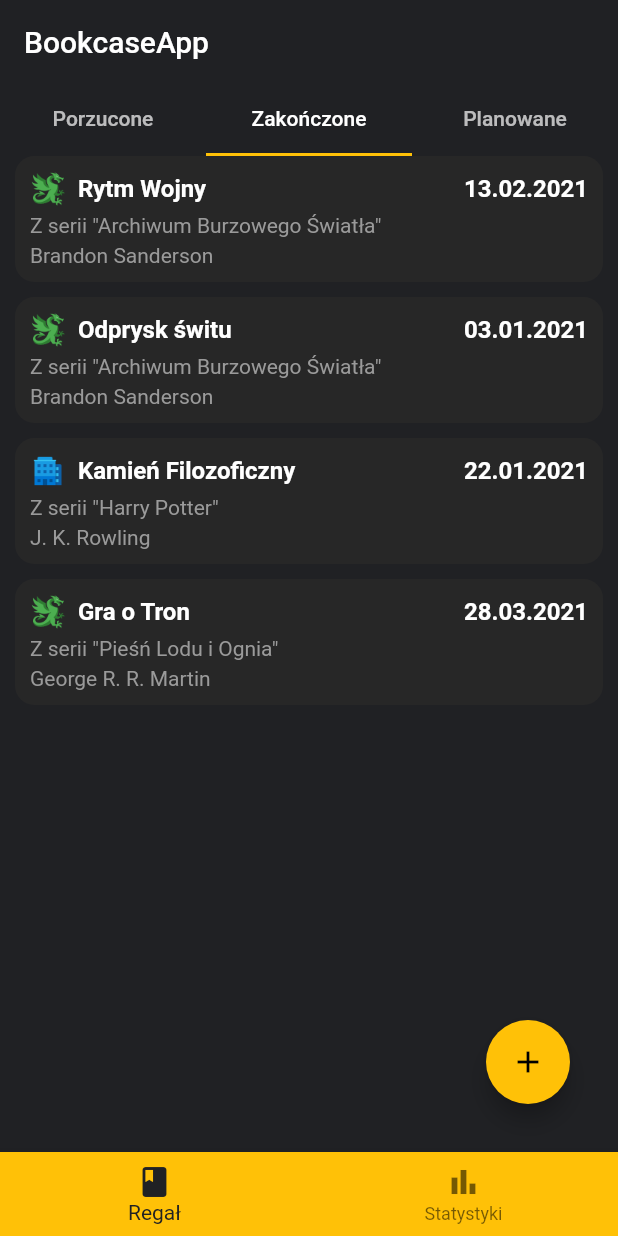
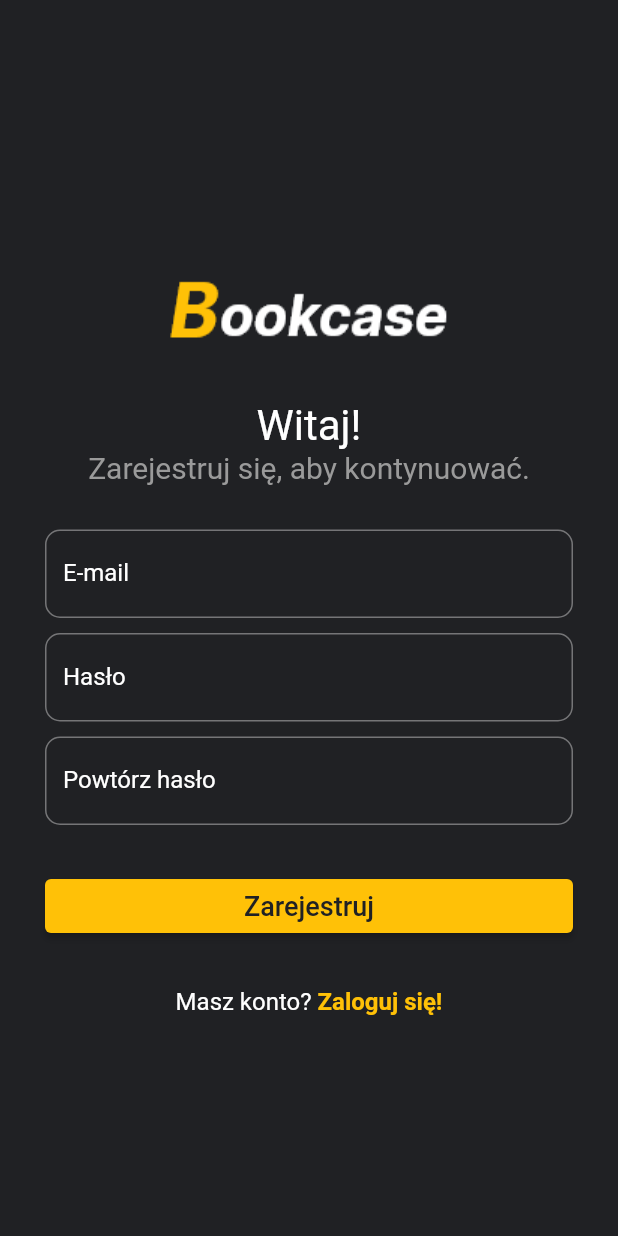
Before and after one commit to Wojw99/bookcase-app, a Flutter app: the screen it shows after launch, on a phone screen of 412 x 824 dp. Run offline on Flutter 3.47's test engine with Material 2 defaults, Android fonts, the phone set to English and light mode, and no system bars.

Commit message:
LoginPage and RegisterPage building

```diff
--- a/lib/main.dart
+++ b/lib/main.dart
@@ -5,7 +5,9 @@ import 'package:bookcase_app/viewmodels/books_vm.dart';
 import 'package:bookcase_app/viewmodels/menu_vm.dart';
 import 'package:bookcase_app/viewmodels/stats_vm.dart';
 import 'package:bookcase_app/views/pages/books_page.dart';
+import 'package:bookcase_app/views/pages/login_page.dart';
 import 'package:bookcase_app/views/pages/menu_page.dart';
+import 'package:bookcase_app/views/pages/register_page.dart';
 import 'package:flutter/material.dart';
 import 'package:provider/provider.dart';
 
@@ -29,7 +31,7 @@ class MyApp extends StatelessWidget {
           ChangeNotifierProvider<StatsViewModel>(
               create: (_) => StatsViewModel()),
         ],
-        builder: (context, widget) => MenuPage(),
+        builder: (context, widget) => RegisterPage(),
       ),
     );
   }
--- a/lib/utils/strings.dart
+++ b/lib/utils/strings.dart
@@ -31,3 +31,21 @@ const String kGenre = 'Gatunek';
 /// * * * SINGLE BOOK PAGE * * *
 const String kEdit = 'Edytuj';
 const String kRemove = 'Usuń';
+
+/// * * * LOGIN/REGISTER PAGE * * *
+const String kWelcome = 'Witaj!';
+const String kRegisterToContinue = 'Zarejestruj się, aby kontynuować.';
+const String kLoginToContinue = 'Zaloguj się, aby kontynuować.';
+const String kEmail = 'E-mail';
+const String kPassword = 'Hasło';
+const String kPasswordAgain = 'Powtórz hasło';
+const String kEmailHint = 'email@gmail.com';
+const String kPasswordHint = 'Hasło';
+const String kPasswordAgainHint = 'Powtórz hasło';
+const String kRegister = 'Zarejestruj';
+const String kLogin = 'Zaloguj';
+
+const String kWithoutAccount1 = 'Nie masz konta? ';
+const String kWithoutAccount2 = 'Zarejestruj się!';
+const String kWithAccount1 = 'Masz konto? ';
+const String kWithAccount2 = 'Zaloguj się!';
--- /dev/null
+++ b/lib/views/pages/register_page.dart
@@ -0,0 +1,135 @@
+import 'package:bookcase_app/utils/colors.dart';
+import 'package:bookcase_app/utils/strings.dart';
+import 'package:bookcase_app/views/widgets/my_button.dart';
+import 'package:flutter/cupertino.dart';
+import 'package:flutter/material.dart';
+
+class RegisterPage extends StatelessWidget {
+  final double padding = 30.0;
+  final double textFieldSpace = 10.0;
+
+  @override
+  Widget build(BuildContext context) {
+    return Scaffold(
+      body: Container(
+        color: kColorDark,
+        child: Padding(
+          padding: EdgeInsets.symmetric(horizontal: padding),
+          child: Column(
+            crossAxisAlignment: CrossAxisAlignment.stretch,
+            mainAxisAlignment: MainAxisAlignment.center,
+            children: [
+              /// * * * LOGO * * *
+              Padding(
+                padding: EdgeInsets.symmetric(vertical: padding),
+                child: Image.asset('assets/img/logo.png', height: 60.0),
+              ),
+
+              /// * * * WELCOME * * *
+              Text(
+                kWelcome,
+                textAlign: TextAlign.center,
+                style: TextStyle(
+                  color: kColorTextLight,
+                  fontSize: 28.0,
+                ),
+              ),
+              Text(
+                kRegisterToContinue,
+                textAlign: TextAlign.center,
+                style: TextStyle(
+                  color: kColorTextDark,
+                  fontSize: 20.0,
+                ),
+              ),
+              SizedBox(height: padding),
+
+              /// * * * E-MAIL * * *
+              TextField(
+                decoration: InputDecoration(
+                  border: border,
+                  focusedBorder: focusedBorder,
+                  labelText: kEmail,
+                  labelStyle: labelStyle,
+                  hintText: kEmailHint,
+                ),
+              ),
+              SizedBox(height: textFieldSpace),
+
+              /// * * * PASSWORD * * *
+              TextField(
+                decoration: InputDecoration(
+                  border: border,
+                  focusedBorder: focusedBorder,
+                  labelText: kPassword,
+                  labelStyle: labelStyle,
+                  hintText: kPasswordHint,
+                ),
+              ),
+              SizedBox(height: textFieldSpace),
+
+              /// * * * PASSWORD-REPEAT * * *
+              TextField(
+                decoration: InputDecoration(
+                  border: border,
+                  focusedBorder: focusedBorder,
+                  labelText: kPasswordAgain,
+                  labelStyle: labelStyle,
+                  hintText: kPasswordAgainHint,
+                ),
+              ),
+              SizedBox(height: padding),
+
+              /// * * * LOGIN * * *
+              MyButton(
+                onPressed: () {},
+                text: kRegister,
+                buttonColor: kColorMain,
+                buttonInteractiveColor: kColorMainAccent,
+                textColor: kColorDark,
+              ),
+
+              SizedBox(height: padding),
+
+              /// * * * REGISTER * * *
+              Row(
+                mainAxisAlignment: MainAxisAlignment.center,
+                children: [
+                  Text(
+                    kWithAccount1,
+                    style: TextStyle(
+                      fontSize: 16.0,
+                      color: kColorTextLight,
+                    ),
+                  ),
+                  Text(
+                    kWithAccount2,
+                    style: TextStyle(
+                      fontSize: 16.0,
+                      color: kColorMain,
+                      fontWeight: FontWeight.bold,
+                    ),
+                  )
+                ],
+              )
+
+              /// * * * END OF COLUMN * * *
+            ],
+          ),
+        ),
+      ),
+    );
+  }
+}
+
+final labelStyle = TextStyle(color: kColorTextLight);
+
+final border = OutlineInputBorder(
+  borderSide: BorderSide(color: kColorTextLight, width: 2.0),
+  borderRadius: BorderRadius.circular(10.0),
+);
+
+final focusedBorder = OutlineInputBorder(
+  borderSide: BorderSide(color: kColorMain, width: 2.0),
+  borderRadius: BorderRadius.circular(10.0),
+);
--- /dev/null
+++ b/lib/views/widgets/my_button.dart
@@ -0,0 +1,57 @@
+import 'package:flutter/cupertino.dart';
+import 'package:flutter/material.dart';
+
+class MyButton extends StatelessWidget {
+  final Function onPressed;
+  final Color buttonColor;
+  final Color buttonInteractiveColor;
+  final Color textColor;
+  final String text;
+
+  MyButton({
+    this.onPressed,
+    this.text,
+    this.buttonColor,
+    this.buttonInteractiveColor,
+    this.textColor,
+  });
+
+  @override
+  Widget build(BuildContext context) {
+    return ElevatedButton(
+      onPressed: onPressed,
+      child: Text(
+        text,
+        style: TextStyle(fontSize: 18.0),
+      ),
+      style: ButtonStyle(
+        backgroundColor: MaterialStateProperty.resolveWith(getButtonColor),
+        foregroundColor: MaterialStateProperty.resolveWith(getButtonTextColor),
+      ),
+    );
+  }
+
+  Color getButtonColor(Set<MaterialState> states) {
+    const Set<MaterialState> interactiveStates = <MaterialState>{
+      MaterialState.pressed,
+      MaterialState.hovered,
+      MaterialState.focused,
+    };
+    if (states.any(interactiveStates.contains)) {
+      return buttonInteractiveColor;
+    }
+    return buttonColor;
+  }
+
+  Color getButtonTextColor(Set<MaterialState> states) {
+    const Set<MaterialState> interactiveStates = <MaterialState>{
+      MaterialState.pressed,
+      MaterialState.hovered,
+      MaterialState.focused,
+    };
+    if (states.any(interactiveStates.contains)) {
+      return textColor;
+    }
+    return textColor;
+  }
+}
```
Also changed, not shown: lib/views/pages/login_page.dart (added, +123 -0 lines), assets/img/logo.png (added).
